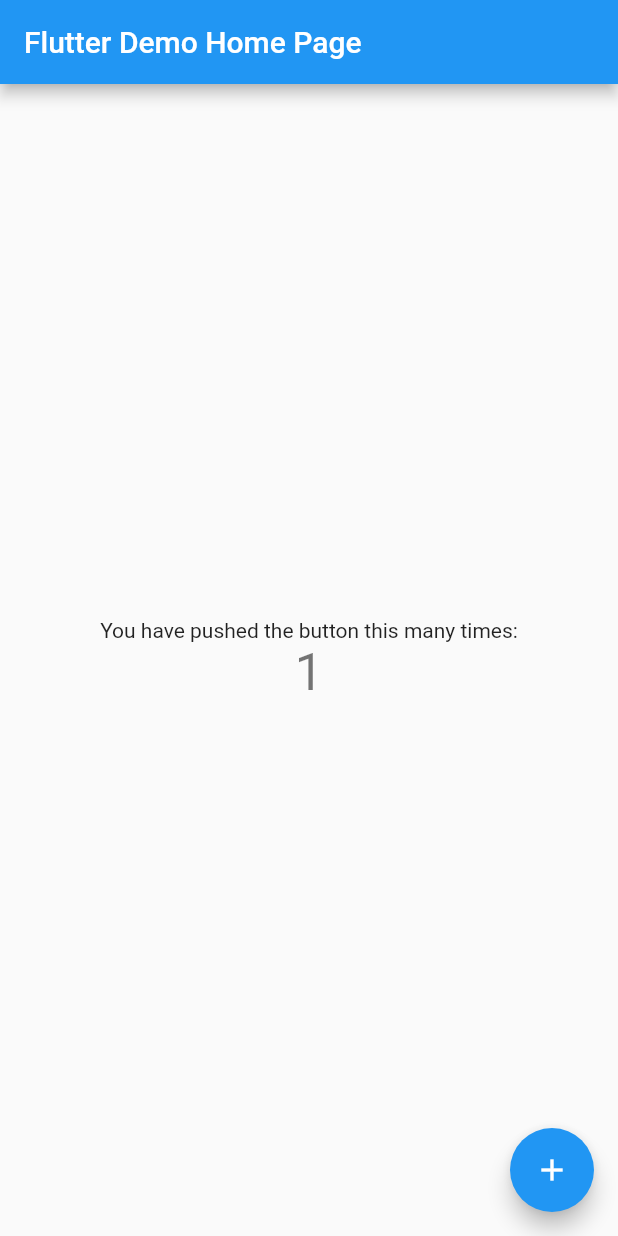
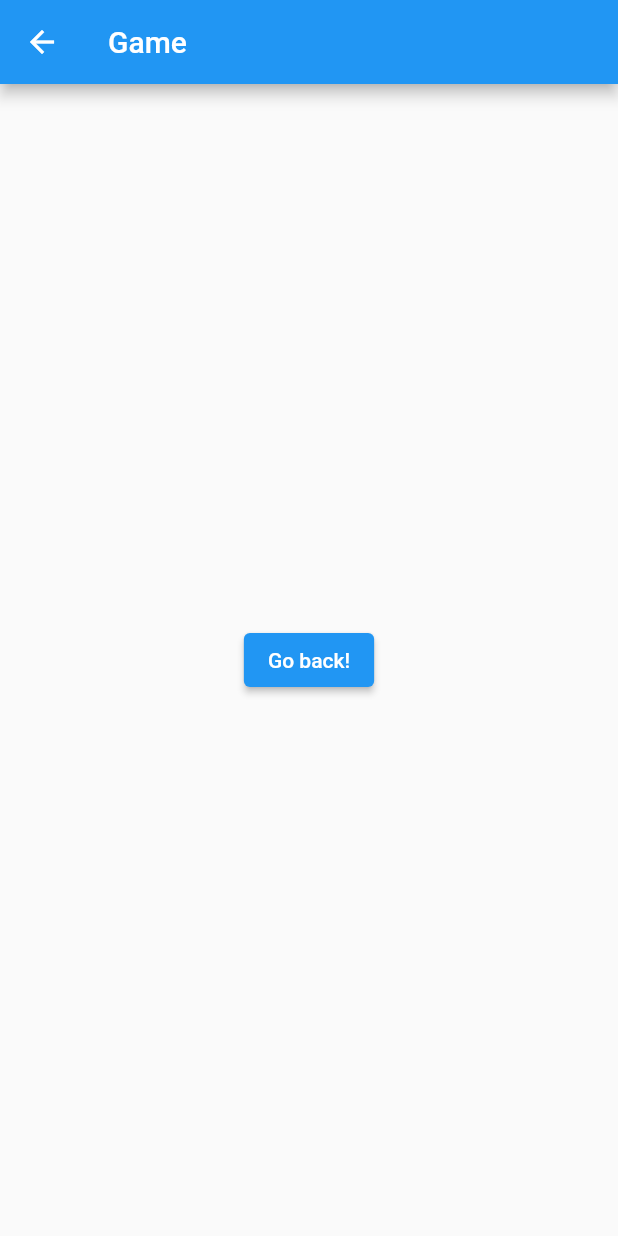
Before and after one commit to connorescajeda/Sensory-Overload, a Flutter app: the screen it shows after launch, after a tap on the "add" icon, on a phone screen of 412 x 824 dp. Run offline on Flutter 3.47's test engine with Material 2 defaults, Android fonts, the phone set to English and light mode, and no system bars.

Commit message:
second screen creation
creating the second screen based off flutter nav tutorial

```diff
--- a/fruit_collector/lib/main.dart
+++ b/fruit_collector/lib/main.dart
@@ -25,6 +25,29 @@
         primarySwatch: Colors.blue,
       ),
       home: const MyHomePage(title: 'Flutter Demo Home Page'),
+    );
+  }
+}
+
+// https://docs.flutter.dev/cookbook/navigation/navigation-basics
+class SecondScreen extends StatelessWidget {
+  const SecondScreen({super.key});
+
+  @override
+  Widget build(BuildContext context) {
+    return Scaffold(
+      appBar: AppBar(
+        title: const Text('Game'),
+      ),
+      body: Center(
+        child: ElevatedButton(
+          onPressed: () {
+            // Navigate back to first route when tapped.
+            Navigator.pop(context);
+          },
+          child: const Text('Go back!'),
+        ),
+      ),
     );
   }
 }
@@ -106,7 +129,12 @@
         ),
       ),
       floatingActionButton: FloatingActionButton(
-        onPressed: _incrementCounter,
+        onPressed: () {
+          Navigator.push(
+            context,
+            MaterialPageRoute(builder: (context) => const SecondScreen()),
+          );
+        },
         tooltip: 'Increment',
         child: const Icon(Icons.add),
       ), // This trailing comma makes auto-formatting nicer for build methods.
```
